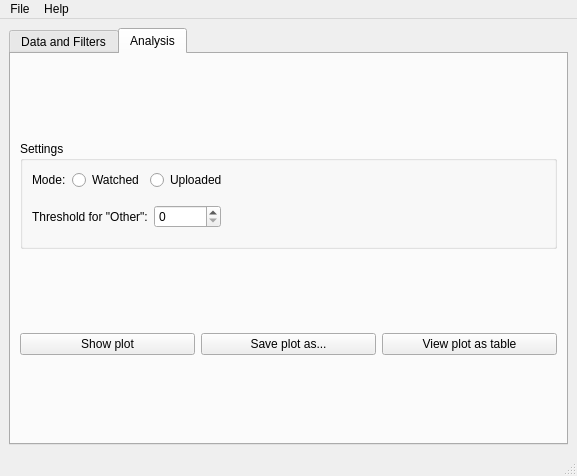
This is src/ui/resources/visualizer.ui in leonhardw/YouTube-History-Visualizer as Qt 5 draws it before an edit. The edited form follows.
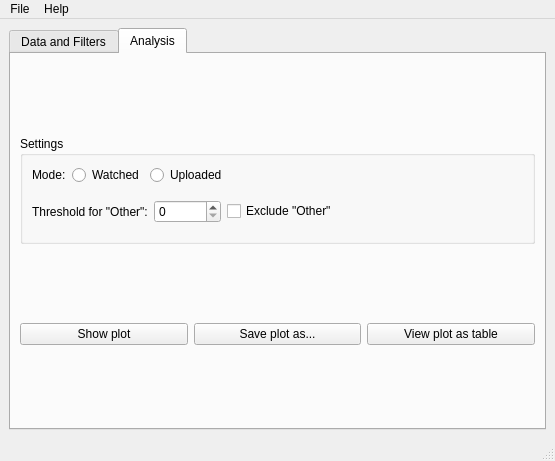
This is the edited form. The open tabs and pages were chosen to show the change. Custom widgets are drawn as their Qt base class.

The edit to the form file:
```diff
--- a/src/ui/resources/visualizer.ui
+++ b/src/ui/resources/visualizer.ui
@@ -6,8 +6,8 @@
    <rect>
     <x>0</x>
     <y>0</y>
-    <width>577</width>
-    <height>476</height>
+    <width>555</width>
+    <height>461</height>
    </rect>
   </property>
   <property name="windowTitle">
@@ -291,6 +291,13 @@
                  </property>
                 </widget>
                </item>
+               <item>
+                <widget class="QCheckBox" name="exclude_other_cb">
+                 <property name="text">
+                  <string>Exclude &quot;Other&quot;</string>
+                 </property>
+                </widget>
+               </item>
                <item>
                 <spacer name="horizontalSpacer">
                  <property name="orientation">
@@ -562,7 +569,7 @@
     <rect>
      <x>0</x>
      <y>0</y>
-     <width>577</width>
+     <width>555</width>
      <height>33</height>
     </rect>
    </property>
```
Left out of the diff: 2 changed lines with no effect on the pictures.
